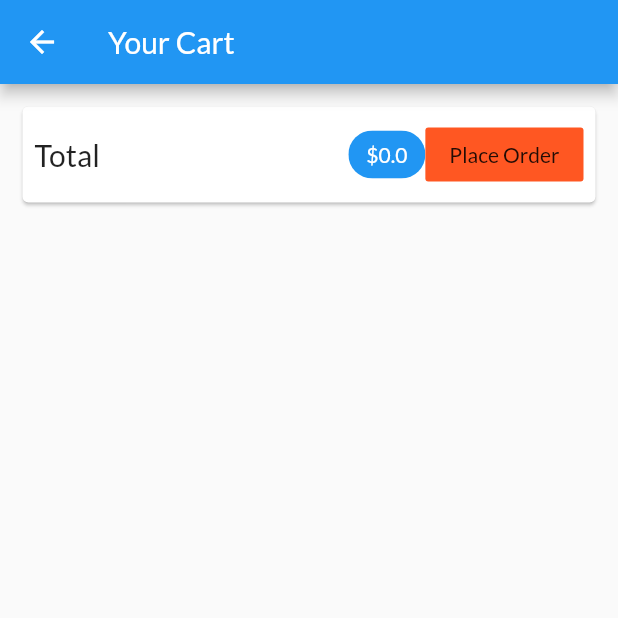
After one commit to almusfuad/shop_app, a Flutter app: the CartScreen screen opened by its route, on a phone screen of 412 x 824 dp, the top half of it. The commit adds this screen. Run offline on Flutter 3.47's test engine with Material 2 defaults, Android fonts, the phone set to English and light mode, and no system bars; network calls fail.

Commit message:
setup order details

```diff
--- a/lib/main.dart
+++ b/lib/main.dart
@@ -1,5 +1,6 @@
 import 'package:flutter/material.dart';
 import 'package:provider/provider.dart';
+import 'package:shop_app/screens/cart_screen.dart';
 
 import './providers/cart.dart';
 import './screens/product_detail_screen.dart';
@@ -30,6 +31,7 @@ class MyApp extends StatelessWidget {
           home: ProductOverviewScreen(),
           routes: {
             ProductDetailScreen.routeName: (ctx) => ProductDetailScreen(),
+            CartScreen.routeName: (ctx) => CartScreen(),
           },
         ));
   }
--- a/lib/providers/cart.dart
+++ b/lib/providers/cart.dart
@@ -22,7 +22,15 @@ class Cart with ChangeNotifier {
   }
 
   int get itemCount {
-    return _items == null ? 0 : _items.length;
+    return _items.length;
+  }
+
+  double get totalAmount {
+    var total = 0.0;
+    _items.forEach((key, cartItem) {
+      total += cartItem.price * cartItem.quantity;
+    });
+    return total;
   }
 
   void addItems(
@@ -51,7 +59,6 @@ class Cart with ChangeNotifier {
         ),
       );
     }
+    notifyListeners();
   }
-
-  notifyListeners();
 }
--- /dev/null
+++ b/lib/screens/cart_screen.dart
@@ -0,0 +1,53 @@
+import 'package:flutter/material.dart';
+import 'package:provider/provider.dart';
+
+import '../providers/cart.dart';
+
+class CartScreen extends StatelessWidget {
+  static const routeName = '/cart';
+
+  @override
+  Widget build(BuildContext context) {
+    final cart = Provider.of<Cart>(context);
+    return Scaffold(
+      appBar: AppBar(
+        title: Text('Your Cart'),
+      ),
+      body: Column(
+        children: <Widget>[
+          Card(
+            margin: EdgeInsets.all(15),
+            child: Padding(
+              padding: EdgeInsets.all(8),
+              child: Row(
+                mainAxisAlignment: MainAxisAlignment.spaceBetween,
+                children: <Widget>[
+                  Text(
+                    'Total',
+                    style: TextStyle(fontSize: 20),
+                  ),
+                  Spacer(),
+                  Chip(
+                    label: Text(
+                      '\$${cart.totalAmount}',
+                      style: TextStyle(
+                          color:
+                              // ignore: deprecated_member_use
+                              Theme.of(context).primaryTextTheme.title.color),
+                    ),
+                    backgroundColor: Theme.of(context).primaryColor,
+                  ),
+                  FlatButton(
+                    child: Text('Place Order'),
+                    onPressed: () {},
+                    color: Theme.of(context).accentColor,
+                  )
+                ],
+              ),
+            ),
+          ),
+        ],
+      ),
+    );
+  }
+}
--- a/lib/screens/products_overview_screen.dart
+++ b/lib/screens/products_overview_screen.dart
@@ -1,6 +1,7 @@
 import 'package:flutter/material.dart';
 import 'package:provider/provider.dart';
 
+import '../screens/cart_screen.dart';
 import '../widgets/products_grid.dart';
 import '../widgets/badge.dart';
 import '../providers/cart.dart';
@@ -55,7 +56,9 @@ class _ProductOverviewScreenState extends State<ProductOverviewScreen> {
               icon: Icon(
                 Icons.shopping_cart,
               ),
-              onPressed: () {},
+              onPressed: () {
+                Navigator.of(context).pushNamed(CartScreen.routeName);
+              },
             ),
           ),
         ],
```
